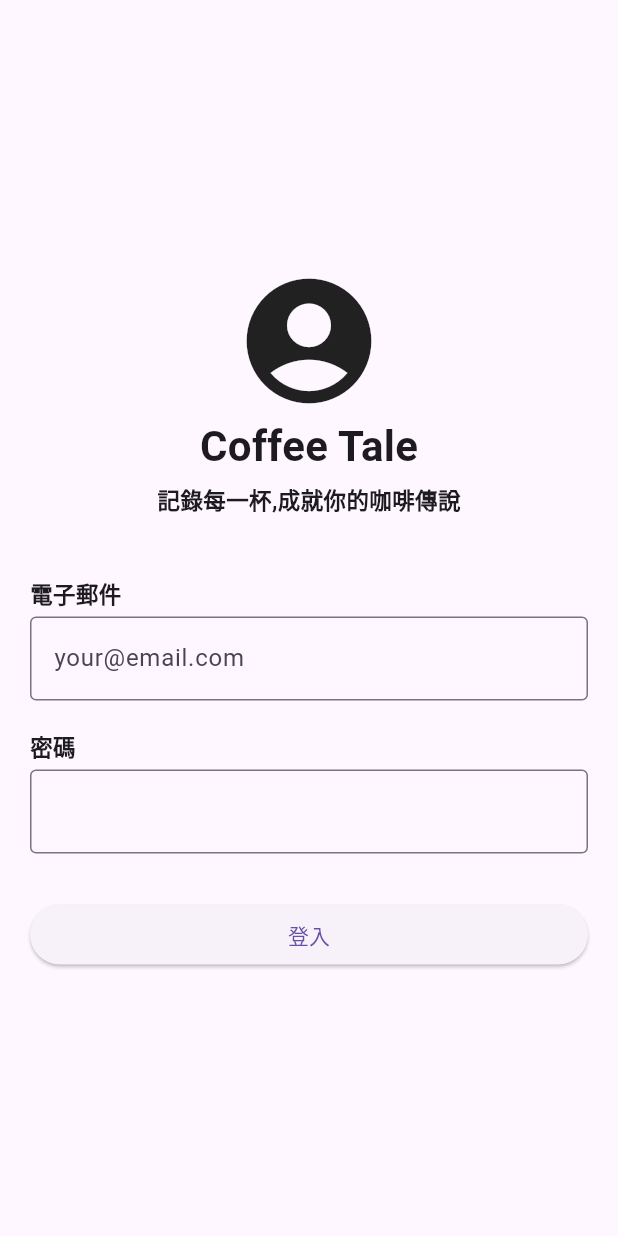
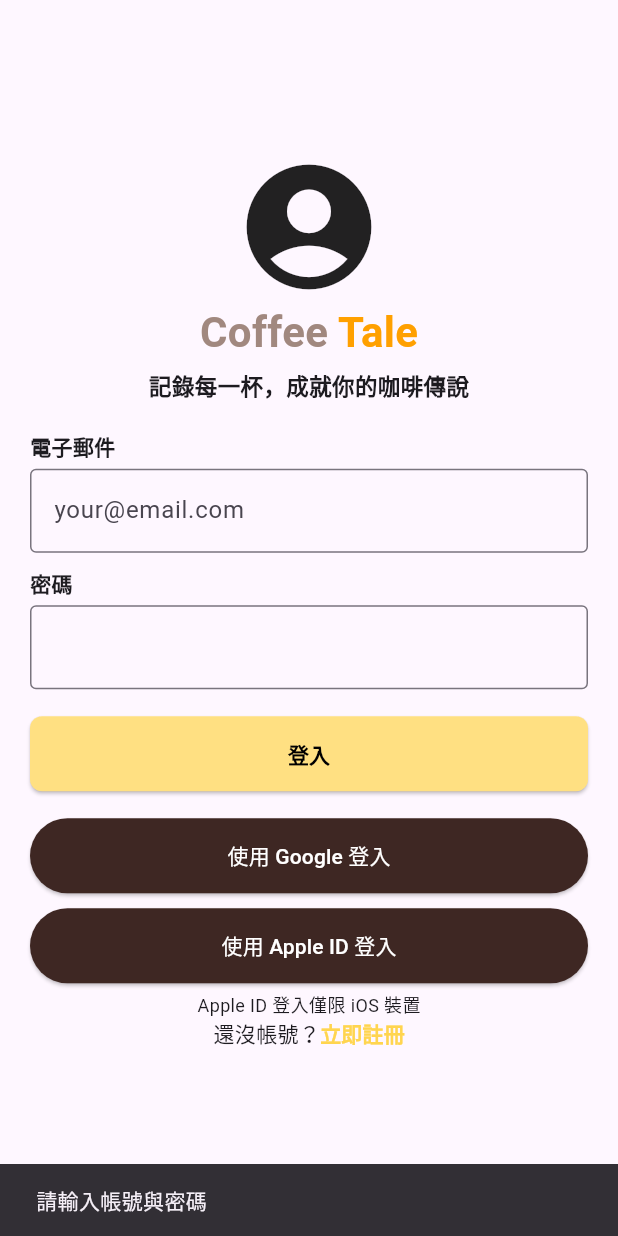
Before and after one commit to allenpim/COFFEE_TALE, a Flutter app: the screen it shows after launch, after a tap on "登入", on a phone screen of 412 x 824 dp. Run offline on Flutter 3.47's test engine with Material 3 defaults, Android fonts, the phone set to English and light mode, and no system bars.

Commit message:
Allen 登入UI基本邏輯(TODO)

```diff
--- a/lib/main.dart
+++ b/lib/main.dart
@@ -1,5 +1,5 @@
 import 'package:flutter/material.dart';
-import 'pages/login_page.dart';
+import 'screens/login_page.dart';
 
 void main() {
   runApp(MyApp());
--- a/lib/pages/login_page.dart
+++ /dev/null
@@ -1,214 +0,0 @@
-import 'package:flutter/material.dart';
-
-class LoginPage extends StatelessWidget {
-
-  //元件宣告
-  final TextEditingController accountController = TextEditingController();
-  final TextEditingController passwordController = TextEditingController();
-
-  //元件宣告
-
-  //初始化
-
-  //初始化
-
-  //排版設置
-//   @override
-//   Widget build(BuildContext context) {
-//     return Scaffold(
-//       body: Padding(
-//         padding: const EdgeInsets.all(20),
-//         child: Column(
-//           mainAxisAlignment: MainAxisAlignment.center,
-//           children: [
-//             Icon(
-//               Icons.account_circle,
-//               size: 100,
-//             ),
-
-//             Text(
-//               'Coffee Tale',
-//               style: TextStyle(
-//                 fontSize: 28,
-//                 fontWeight: FontWeight.bold,
-//               ),
-//             ),
-
-//             SizedBox(height: 5),//這是空白間距
-
-//             Text(
-//               '記錄每一杯,成就你的咖啡傳說',
-//               style: TextStyle(
-//                 fontSize: 15,
-//                 fontWeight: FontWeight.bold,
-//               ),
-//             ),
-
-//             SizedBox(height: 40),//這是空白間距
-
-//             Text(
-//               '電子郵件',
-//               style: TextStyle(
-//                 fontSize: 15,
-//                 fontWeight: FontWeight.bold,
-//               ),
-//             ),
-
-//             // 👤 帳號
-//             TextField(
-//               controller: accountController,
-//               decoration: InputDecoration(
-//                 hintText: 'your@email.com',
-//                 border: OutlineInputBorder(),
-//               ),
-//             ),
-
-//             SizedBox(height: 20),
-
-//             // 🔒 密碼
-//             TextField(
-//               controller: passwordController,
-//               obscureText: true,//密碼模式(遮蔽成***)
-//               decoration: InputDecoration(
-//                 border: OutlineInputBorder(),
-//               ),
-//             ),
-
-//             SizedBox(height: 30),
-
-//             // 🔘 登入按鈕
-//             SizedBox(
-//               width: double.infinity,
-//               child: ElevatedButton(
-//                 onPressed: () {
-//                   String acc = accountController.text;
-//                   String pwd = passwordController.text;
-
-//                   print('帳號: $acc');
-//                   print('密碼: $pwd');
-
-//                   // TODO: 之後這裡接 API / 判斷登入
-//                 },
-//                 child: Text('登入'),
-//               ),
-//             ),
-//           ],
-//         ),
-//       ),
-//     );
-//   }
-// }
-
-@override
-Widget build(BuildContext context) {
-  return Scaffold(
-    body: Padding(
-      padding: const EdgeInsets.all(20),
-      child: Column(
-        mainAxisAlignment: MainAxisAlignment.center,
-        children: [
-
-          // ☕ Logo
-          Icon(
-            Icons.account_circle,
-            size: 100,
-          ),
-
-          // 標題
-          Text(
-            'Coffee Tale',
-            style: TextStyle(
-              fontSize: 28,
-              fontWeight: FontWeight.bold,
-            ),
-          ),
-
-          SizedBox(height: 5),
-
-          // 副標
-          Text(
-            '記錄每一杯,成就你的咖啡傳說',
-            style: TextStyle(
-              fontSize: 15,
-              fontWeight: FontWeight.bold,
-            ),
-          ),
-
-          SizedBox(height: 40),
-
-          // ⭐ 電子郵件（靠左）
-          SizedBox(
-            width: double.infinity,
-            child: Text(
-              '電子郵件',
-              style: TextStyle(
-                fontSize: 15,
-                fontWeight: FontWeight.bold,
-              ),
-            ),
-          ),
-
-          SizedBox(height: 5),
-
-          // 帳號輸入
-          SizedBox(
-            width: double.infinity,
-            child: TextField(
-              controller: accountController,
-              decoration: InputDecoration(
-                hintText: 'your@email.com',
-                border: OutlineInputBorder(),
-              ),
-            ),
-          ),
-
-          SizedBox(height: 20),
-
-          // ⭐ 密碼標題（也順便幫你靠左）
-          SizedBox(
-            width: double.infinity,
-            child: Text(
-              '密碼',
-              style: TextStyle(
-                fontSize: 15,
-                fontWeight: FontWeight.bold,
-              ),
-            ),
-          ),
-
-          SizedBox(height: 5),
-
-          // 密碼輸入
-          SizedBox(
-            width: double.infinity,
-            child: TextField(
-              controller: passwordController,
-              obscureText: true,
-              decoration: InputDecoration(
-                border: OutlineInputBorder(),
-              ),
-            ),
-          ),
-
-          SizedBox(height: 30),
-
-          // 登入按鈕
-          SizedBox(
-            width: double.infinity,
-            child: ElevatedButton(
-              onPressed: () {
-                String acc = accountController.text;
-                String pwd = passwordController.text;
-
-                print('帳號: $acc');
-                print('密碼: $pwd');
-              },
-              child: Text('登入'),
-            ),
-          ),
-        ],
-      ),
-    ),
-  );
-}
-}
--- /dev/null
+++ b/lib/screens/home_page.dart
@@ -0,0 +1,19 @@
+import 'package:flutter/material.dart';
+
+class HomePage extends StatefulWidget {
+  const HomePage({super.key});
+
+   @override
+  State<HomePage> createState() => _HomePageState();
+}
+
+class _HomePageState extends State<HomePage> {
+
+  @override
+  Widget build(BuildContext context) {
+    return Scaffold(
+      appBar: AppBar(title: Text('首頁')),
+      body: Center(child: Text('登入成功')),
+    );
+  }
+}
--- /dev/null
+++ b/lib/screens/login_page.dart
@@ -0,0 +1,224 @@
+import 'package:coffee_tale/screens/home_page.dart';
+import 'package:flutter/material.dart';
+import 'package:coffee_tale/widgets/app_title.dart';
+
+class LoginPage extends StatefulWidget {
+
+ const LoginPage({super.key});
+   @override
+  State<LoginPage> createState() => _LoginPageState();
+}
+
+class _LoginPageState extends State<LoginPage> {
+  //元件宣告
+  final TextEditingController accountController = TextEditingController();
+  final TextEditingController passwordController = TextEditingController();
+
+  bool isLoading = false;
+
+  //初始化
+  @override
+  void initState() {
+    super.initState();
+    // TODO: 初始化資料
+  }
+
+  //釋放資源用,因為輸入框會監聽吃資源
+  @override
+  void dispose() {
+    accountController.dispose();
+    passwordController.dispose();
+    super.dispose();
+  }
+
+  //排版設置
+  @override
+  Widget build(BuildContext context) {
+    return Scaffold(
+      body: SafeArea(
+        child: Padding(
+          padding: const EdgeInsets.all(20),
+          child: Column(
+            crossAxisAlignment: CrossAxisAlignment.stretch,
+            children: [
+              Expanded(
+                child: Column(
+                  mainAxisAlignment: MainAxisAlignment.center,
+                  children: [
+
+                    Icon(Icons.account_circle, size: 100),
+
+                    AppTitle(),
+
+                    SizedBox(height: 5),
+
+                    Text(
+                      '記錄每一杯，成就你的咖啡傳說',
+                      style: TextStyle(
+                        fontSize: 15,
+                        fontWeight: FontWeight.bold,
+                      ),
+                    ),
+
+                    SizedBox(height: 20),
+
+                    Align(
+                      alignment: Alignment.centerLeft,
+                      child: Text(
+                        '電子郵件',
+                        style: TextStyle(fontWeight: FontWeight.bold),
+                      ),
+                    ),
+
+                    SizedBox(height: 5),
+
+                    TextField(
+                      controller: accountController,
+                      decoration: InputDecoration(
+                        hintText: 'your@email.com',
+                        border: OutlineInputBorder(),
+                      ),
+                    ),
+
+                    SizedBox(height: 10),
+
+                    Align(
+                      alignment: Alignment.centerLeft,
+                      child: Text(
+                        '密碼',
+                        style: TextStyle(fontWeight: FontWeight.bold),
+                      ),
+                    ),
+
+                    SizedBox(height: 5),
+
+                    TextField(
+                      controller: passwordController,
+                      obscureText: true,
+                      decoration: InputDecoration(
+                        border: OutlineInputBorder(),
+                      ),
+                    ),
+
+                    SizedBox(height: 18),
+
+                    // 登入按鈕
+                    SizedBox(
+                      width: double.infinity,
+                      height: 50,
+                      child: ElevatedButton(
+                        onPressed: () {
+                          String acc = accountController.text;
+                          String pwd = passwordController.text;
+
+                          if (acc.trim().isEmpty || pwd.trim().isEmpty) {
+                            ScaffoldMessenger.of(context).showSnackBar(
+                              SnackBar(content: Text('請輸入帳號與密碼')),
+                            );
+                            return;
+                          }
+
+                          Navigator.pushReplacement(
+                            context,
+                            MaterialPageRoute(
+                              builder: (context) => HomePage(),
+                            ),
+                          );
+                        },
+                        style: ElevatedButton.styleFrom(
+                          backgroundColor: Colors.amber.shade200,
+                          foregroundColor: Colors.black,
+                          shape: RoundedRectangleBorder(
+                            borderRadius: BorderRadius.circular(8),
+                          ),
+                        ),
+                        child: Text(
+                          '登入',
+                          style: TextStyle(fontWeight: FontWeight.bold),
+                        ),
+                      ),
+                    ),
+
+                    SizedBox(height: 18),
+
+                    // Google
+                    SizedBox(
+                      width: double.infinity,
+                      height: 50,
+                      child: ElevatedButton(
+                        onPressed: () {},
+                        style: ElevatedButton.styleFrom(
+                          backgroundColor: Colors.brown.shade900,
+                          foregroundColor: Colors.white,
+                        ),
+                        child: Text('使用 Google 登入'),
+                      ),
+                    ),
+
+                    SizedBox(height: 10),
+
+                    // Apple
+                    SizedBox(
+                      width: double.infinity,
+                      height: 50,
+                      child: ElevatedButton(
+                        onPressed: () {},
+                        style: ElevatedButton.styleFrom(
+                          backgroundColor: Colors.brown.shade900,
+                          foregroundColor: Colors.white,
+                        ),
+                        child: Text('使用 Apple ID 登入'),
+                      ),
+                    ),
+
+                    SizedBox(height: 5),
+
+                    Text(
+                      'Apple ID 登入僅限 iOS 裝置',
+                      style: TextStyle(fontSize: 12),
+                    ),
+
+                    Row(
+                      mainAxisAlignment: MainAxisAlignment.center,
+                      children: [
+                        Text('還沒帳號？'),
+                        TextButton(
+                          onPressed: () {},
+                          style: TextButton.styleFrom(
+                            padding: EdgeInsets.zero,
+                            minimumSize: Size(0, 0),
+                            tapTargetSize:
+                                MaterialTapTargetSize.shrinkWrap,
+                          ),
+                          child: Text(
+                            '立即註冊',
+                            style: TextStyle(
+                              fontWeight: FontWeight.bold,
+                              color: Colors.amber.shade300,
+                            ),
+                          ),
+                        ),
+                      ],
+                    ),
+                  ],
+                ),
+              ),
+
+              Column(
+                children: [
+                  SizedBox(height: 10),
+                  Text(
+                    '開始你的手沖傳說',
+                    style: TextStyle(fontSize: 10),
+                  ),
+                ],
+              ),
+            ],
+          ),
+        ),
+      ),
+    );
+  }
+
+
+}//LoginPageState
--- /dev/null
+++ b/lib/widgets/app_title.dart
@@ -0,0 +1,31 @@
+import 'package:flutter/material.dart';
+
+class AppTitle extends StatelessWidget {
+  final double fontSize;
+
+  const AppTitle({super.key, this.fontSize = 28});
+
+  @override
+  Widget build(BuildContext context) {
+    return Text.rich(
+      TextSpan(
+        text: 'Coffee ',
+        style: TextStyle(
+          fontSize: fontSize,
+          fontWeight: FontWeight.bold,
+          color: Colors.brown.shade300
+        ),
+        children: [
+          TextSpan(
+            text: 'Tale',
+            style: TextStyle(
+               fontSize: fontSize,
+                fontWeight: FontWeight.bold,
+              color: Colors.amber.shade700,
+            ),
+          ),
+        ],
+      ),
+    );
+  }
+}
```
